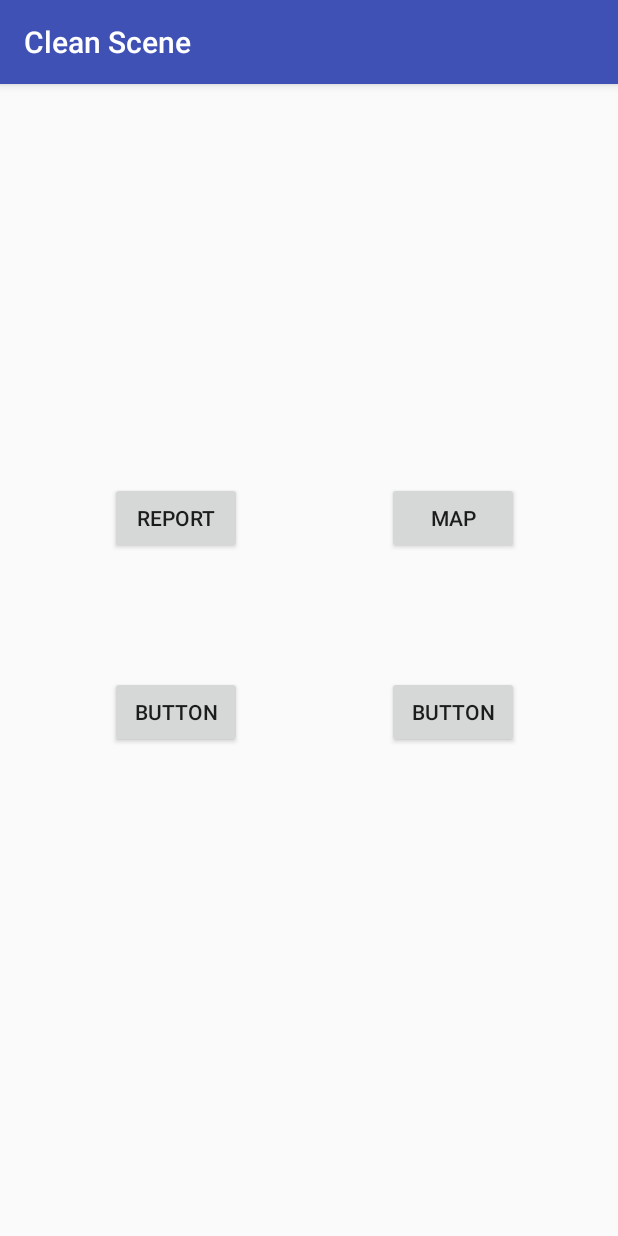
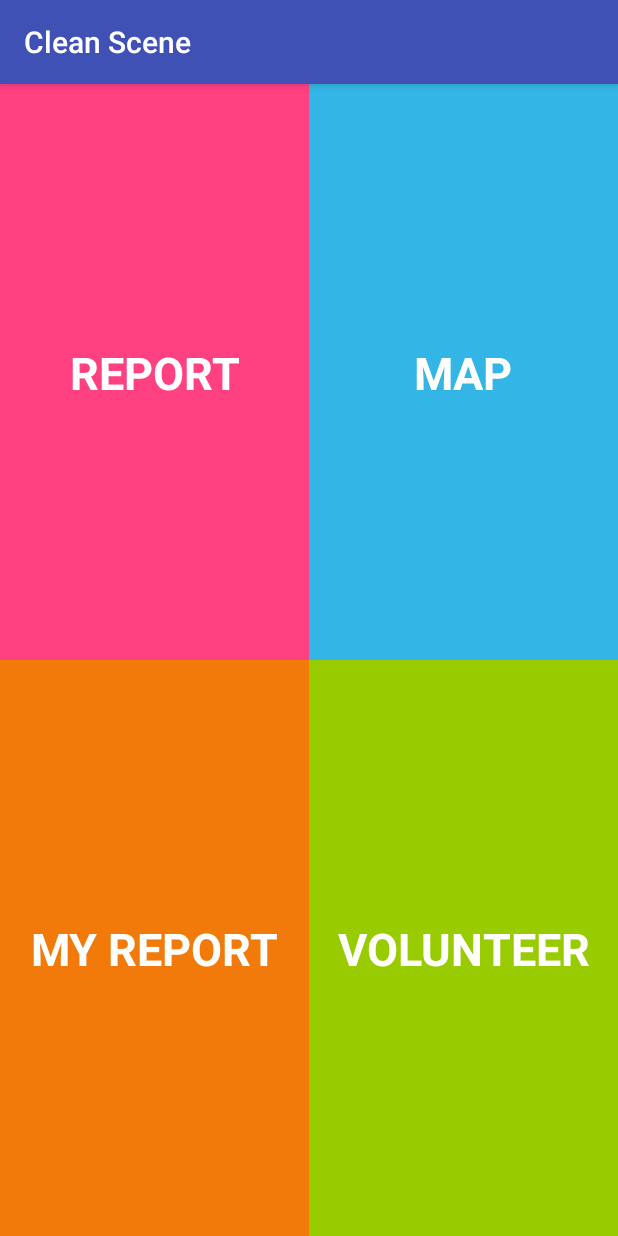
Before and after one commit to IvanJian/CleanScene-App, an Android app: the screen it shows after launch (MainActivity), on a phone screen of 412 x 824 dp. Run offline under Robolectric (Android 15) with nearby library versions, the phone set to English and light mode, and no system bars; our stand-ins replace ButterKnife; libraries missing offline, so code that uses them is left out: com.facebook.drawee; 1 statement that could not run was skipped.

Commit message:
layout for report detial & re-design the main page

```diff
--- a/app/build.gradle
+++ b/app/build.gradle
@@ -31,6 +31,8 @@ dependencies {
     androidTestCompile('com.android.support.test.espresso:espresso-core:2.2.2', {
         exclude group: 'com.android.support', module: 'support-annotations'
     })
+
+
     compile 'com.squareup.retrofit2:converter-gson:2.3.0'
     compile 'com.facebook.fresco:fresco:0.12.0'
     compile 'com.google.code.gson:gson:2.8.1'
@@ -41,8 +43,8 @@ dependencies {
     compile 'com.google.android.gms:play-services-location:11.0.4'
     compile 'com.google.android.gms:play-services-maps:11.0.4'
     compile 'com.squareup.retrofit2:retrofit:2.3.0'
-
+    compile 'com.android.support:cardview-v7:25.3.+'
+    compile 'com.android.support:recyclerview-v7:25.3.+'
     testCompile 'junit:junit:4.12'
     annotationProcessor 'com.jakewharton:butterknife-compiler:8.8.1'
-
 }
--- a/app/src/main/java/inspiringbits/me/cleanscene/activity/MainActivity.java
+++ b/app/src/main/java/inspiringbits/me/cleanscene/activity/MainActivity.java
@@ -12,6 +12,7 @@ import android.view.View;
 import android.view.Window;
 import android.view.WindowManager;
 import android.widget.Button;
+import android.widget.ImageView;
 
 import butterknife.BindView;
 import butterknife.ButterKnife;
@@ -20,8 +21,11 @@ import inspiringbits.me.cleanscene.R;
 
 public class MainActivity extends AppCompatActivity {
 
-    @BindView(R.id.main_report_btn)
-    Button reportBtn;
+    @BindView(R.id.main_report)
+    ImageView reportBtn;
+    @BindView(R.id.main_map)
+    ImageView mapBtn;
+
     static final int MY_PERMISSIONS_REQUEST_ACCESS_LOCATION=1;
 
     @Override
@@ -38,13 +42,14 @@ public class MainActivity extends AppCompatActivity {
         }
     }
 
-    @OnClick(R.id.main_map_btn)
-    public void reportMap(Button button){
-        startActivity(new Intent(this,ViewReportsOnMapActivity.class));
+    @OnClick(R.id.main_report)
+    public void newReport(ImageView view){
+        startActivity(new Intent(this,NewReportActivity_2.class));
     }
 
-    @OnClick(R.id.main_report_btn)
-    public void newReport(Button button){
-        startActivity(new Intent(this,NewReportActivity_2.class));
+    @OnClick(R.id.main_map)
+    public void mapView(ImageView view){
+        startActivity(new Intent(this,ReportDetailActivity.class));
     }
+
 }
--- a/app/src/main/java/inspiringbits/me/cleanscene/ImageUpload.java
+++ b/app/src/main/java/inspiringbits/me/cleanscene/rest_service/ImageUpload.java
@@ -1,4 +1,4 @@
-package inspiringbits.me.cleanscene;
+package inspiringbits.me.cleanscene.rest_service;
 
 import inspiringbits.me.cleanscene.model.BasicMessage;
 import retrofit2.Call;
--- a/app/src/main/res/layout/activity_main.xml
+++ b/app/src/main/res/layout/activity_main.xml
@@ -6,49 +6,140 @@
     android:layout_height="match_parent"
     tools:context="inspiringbits.me.cleanscene.activity.MainActivity">
 
-    <Button
-        android:id="@+id/main_report_btn"
+    <ImageView
+        android:id="@+id/main_report"
+        android:layout_width="0dp"
+        android:layout_height="0dp"
+        android:layout_marginBottom="0dp"
+        android:layout_marginLeft="0dp"
+        android:layout_marginRight="0dp"
+        android:layout_marginTop="0dp"
+        app:layout_constraintBottom_toTopOf="@+id/guideline2"
+        app:layout_constraintLeft_toLeftOf="parent"
+        app:layout_constraintRight_toLeftOf="@+id/guideline"
+        app:layout_constraintTop_toTopOf="parent"
+        app:srcCompat="@color/colorAccent"
+        app:layout_constraintVertical_bias="0" />
+
+    <ImageView
+        android:id="@+id/main_map"
+        android:layout_width="0dp"
+        android:layout_height="0dp"
+        android:layout_marginBottom="0dp"
+        android:layout_marginLeft="0dp"
+        android:layout_marginTop="0dp"
+        app:layout_constraintBottom_toTopOf="@+id/guideline2"
+        app:layout_constraintHorizontal_bias="0.0"
+        app:layout_constraintLeft_toLeftOf="@+id/guideline"
+        app:layout_constraintRight_toRightOf="parent"
+        app:layout_constraintTop_toTopOf="parent"
+        app:srcCompat="@android:color/holo_blue_light"
+        app:layout_constraintVertical_bias="0.0" />
+
+    <ImageView
+        android:id="@+id/imageView4"
+        android:layout_width="0dp"
+        android:layout_height="0dp"
+        app:layout_constraintTop_toTopOf="@id/guideline2"
+        app:layout_constraintBottom_toBottomOf="parent"
+        app:layout_constraintLeft_toLeftOf="parent"
+        app:layout_constraintRight_toRightOf="@id/guideline"
+        app:srcCompat="?android:attr/colorActivatedHighlight" />
+
+    <ImageView
+        android:id="@+id/imageView5"
+        android:layout_width="0dp"
+        android:layout_height="0dp"
+        app:layout_constraintTop_toTopOf="@id/guideline2"
+        app:layout_constraintLeft_toLeftOf="@id/guideline"
+        app:layout_constraintRight_toRightOf="parent"
+        app:layout_constraintBottom_toBottomOf="parent"
+        app:srcCompat="@android:color/holo_green_light" />
+
+    <TextView
+        android:id="@+id/textView5"
         android:layout_width="wrap_content"
         android:layout_height="wrap_content"
-        android:text="@string/report"
-        app:layout_constraintTop_toTopOf="parent"
-        android:layout_marginTop="265dp"
-        app:layout_constraintRight_toLeftOf="@+id/main_map_btn"
+        android:layout_marginBottom="8dp"
+        android:layout_marginLeft="8dp"
         android:layout_marginRight="8dp"
-        android:layout_marginLeft="8dp"
-        app:layout_constraintLeft_toLeftOf="parent"
-        app:layout_constraintHorizontal_bias="0.424" />
+        android:layout_marginTop="8dp"
+        android:text="MAP"
+        android:textColor="@color/common_google_signin_btn_text_dark_default"
+        android:textSize="30sp"
+        android:textStyle="bold"
+        app:layout_constraintBottom_toTopOf="@+id/imageView5"
+        app:layout_constraintHorizontal_bias="0.5"
+        app:layout_constraintLeft_toLeftOf="@+id/guideline"
+        app:layout_constraintRight_toRightOf="@+id/main_map"
+        app:layout_constraintTop_toTopOf="@+id/main_map"
+        app:layout_constraintVertical_bias="0.5" />
 
-    <Button
-        android:id="@+id/main_map_btn"
+    <TextView
+        android:id="@+id/textView17"
         android:layout_width="wrap_content"
         android:layout_height="wrap_content"
-        android:layout_marginRight="66dp"
-        android:layout_marginTop="265dp"
-        android:text="Map"
-        app:layout_constraintRight_toRightOf="parent"
-        app:layout_constraintTop_toTopOf="parent" />
+        android:layout_marginBottom="8dp"
+        android:layout_marginLeft="8dp"
+        android:layout_marginRight="8dp"
+        android:layout_marginTop="8dp"
+        android:text="VOLUNTEER"
+        android:textColor="@color/common_google_signin_btn_text_dark_default"
+        android:textSize="30sp"
+        android:textStyle="bold"
+        app:layout_constraintBottom_toBottomOf="@+id/imageView5"
+        app:layout_constraintLeft_toLeftOf="@+id/imageView5"
+        app:layout_constraintRight_toRightOf="@+id/imageView5"
+        app:layout_constraintTop_toTopOf="@+id/imageView5" />
 
-    <Button
-        android:id="@+id/button3"
+    <TextView
+        android:id="@+id/textView19"
         android:layout_width="wrap_content"
         android:layout_height="wrap_content"
-        android:text="Button"
-        app:layout_constraintRight_toLeftOf="@+id/button4"
+        android:layout_marginBottom="8dp"
+        android:layout_marginLeft="8dp"
         android:layout_marginRight="8dp"
-        android:layout_marginLeft="8dp"
-        app:layout_constraintLeft_toLeftOf="parent"
-        android:layout_marginTop="81dp"
-        app:layout_constraintTop_toBottomOf="@+id/main_report_btn"
-        app:layout_constraintHorizontal_bias="0.424" />
+        android:layout_marginTop="8dp"
+        android:text="MY REPORT"
+        android:textColor="@color/common_google_signin_btn_text_dark_default"
+        android:textSize="30sp"
+        android:textStyle="bold"
+        app:layout_constraintBottom_toBottomOf="@+id/imageView4"
+        app:layout_constraintHorizontal_bias="0.5"
+        app:layout_constraintLeft_toLeftOf="@+id/imageView4"
+        app:layout_constraintRight_toLeftOf="@+id/imageView5"
+        app:layout_constraintTop_toTopOf="@+id/imageView4" />
 
-    <Button
-        android:id="@+id/button4"
+    <TextView
+        android:id="@+id/textView18"
         android:layout_width="wrap_content"
         android:layout_height="wrap_content"
-        android:text="Button"
-        android:layout_marginRight="66dp"
-        app:layout_constraintRight_toRightOf="parent"
-        android:layout_marginTop="81dp"
-        app:layout_constraintTop_toBottomOf="@+id/main_map_btn" />
+        android:layout_marginBottom="8dp"
+        android:layout_marginLeft="8dp"
+        android:layout_marginRight="8dp"
+        android:layout_marginTop="8dp"
+        android:text="REPORT"
+        android:textColor="@color/common_google_signin_btn_text_dark_default"
+        android:textSize="30sp"
+        android:textStyle="bold"
+        app:layout_constraintBottom_toTopOf="@+id/imageView4"
+        app:layout_constraintHorizontal_bias="0.5"
+        app:layout_constraintLeft_toLeftOf="@+id/main_report"
+        app:layout_constraintRight_toLeftOf="@+id/main_map"
+        app:layout_constraintTop_toTopOf="@+id/main_report" />
+
+    <android.support.constraint.Guideline
+        android:layout_width="wrap_content"
+        android:layout_height="wrap_content"
+        android:id="@+id/guideline"
+        android:orientation="vertical"
+        app:layout_constraintGuide_percent="0.50" />
+
+    <android.support.constraint.Guideline
+        android:id="@+id/guideline2"
+        android:layout_width="0dp"
+        android:layout_height="0dp"
+        android:orientation="horizontal"
+        app:layout_constraintGuide_percent="0.50" />
+
 </android.support.constraint.ConstraintLayout>
--- a/app/src/main/res/values/strings.xml
+++ b/app/src/main/res/values/strings.xml
@@ -23,9 +23,9 @@
     <string name="mrs">Mrs.</string>
     <string name="dr">Dr.</string>
     <string name="ms">Ms.</string>
-    <string name="photo_uploading_fail">Failed to upload pictures. Please try later.</string>
+    <string name="photo_uploading_fail">Failed to submit your report. Please try later.</string>
     <string name="report_map_title">Historical Reports</string>
-    <string name="base_url">http://192.168.0.16:8080</string>
+    <string name="base_url">http://ivanjian.me:8080</string>
     <string-array name="pollution_type">
         <item>@string/litter</item>
         <item>@string/oil</item>
```
Also changed, not shown: app/src/main/AndroidManifest.xml (+5 -2 lines), app/src/main/java/inspiringbits/me/cleanscene/activity/NewReportActivity_2.java (+40 -26 lines), app/src/main/java/inspiringbits/me/cleanscene/activity/ReportDetailActivity.java (added, +15 -0 lines), app/src/main/java/inspiringbits/me/cleanscene/rest_service/ReportService.java (added, +16 -0 lines), app/src/main/res/layout/activity_new_report_2.xml (+21 -15 lines), app/src/main/res/layout/activity_report_detail.xml (added, +305 -0 lines), app/src/main/res/drawable/img_placeholder.jpg (added).
